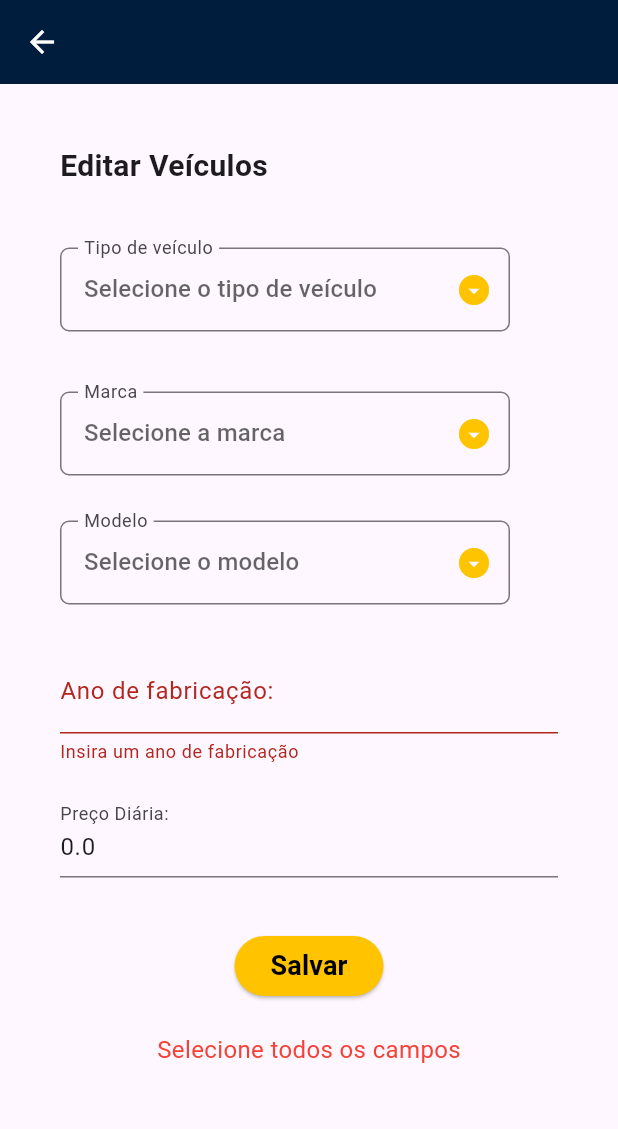
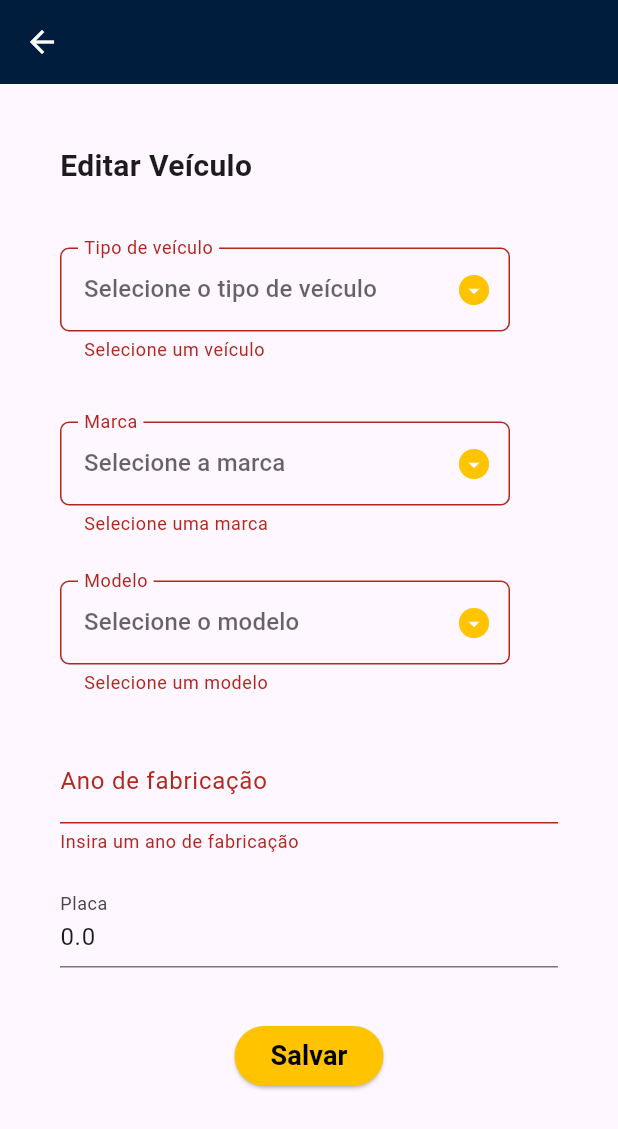
Before and after one commit to LarissaBeatrizCosta/myapp, a Flutter app: the UpdateVehicles screen opened directly with empty values, after a tap on "Salvar", on a phone screen of 412 x 824 dp. Shown: the top 1129 px of the screen. Run offline on Flutter 3.47's test engine with Material 3 defaults, Android fonts, the phone set to English and light mode, and no system bars; our stand-ins replace image_picker, mask_text_input_formatter, share, shared_preferences, sqflite; missing offline and left inert: syncfusion_flutter_pdfviewer; accounts and stored records are empty; generated files the repository leaves out were written again.

Commit message:
internacionalização página updatVehicles

```diff
--- a/lib/views/update_vehicles.dart
+++ b/lib/views/update_vehicles.dart
@@ -1,4 +1,5 @@
 import 'package:flutter/material.dart';
+import 'package:flutter_gen/gen_l10n/app_localizations.dart';
 import 'package:provider/provider.dart';
 
 import '../controllers/fipe_controller.dart';
@@ -46,9 +47,9 @@ class UpdateVehicles extends StatelessWidget {
                   child: Column(
                     crossAxisAlignment: CrossAxisAlignment.start,
                     children: [
-                      const Text(
-                        'Editar Veículos',
-                        style: TextStyle(
+                      Text(
+                        AppLocalizations.of(context)!.updateVehicleTitle,
+                        style: const TextStyle(
                           fontSize: 20,
                           fontWeight: FontWeight.bold,
                         ),
@@ -63,7 +64,8 @@ class UpdateVehicles extends StatelessWidget {
                             color: Color.fromRGBO(255, 195, 0, 1),
                           ),
                           value: fipeController.typeSelected,
-                          hint: const Text('Selecione o tipo de veículo'),
+                          hint: Text(
+                              AppLocalizations.of(context)!.selectVehicleType),
                           decoration: InputDecoration(
                             focusedBorder: OutlineInputBorder(
                               borderRadius: BorderRadius.circular(6),
@@ -71,11 +73,19 @@ class UpdateVehicles extends StatelessWidget {
                                 color: Color.fromRGBO(255, 195, 0, 1),
                               ),
                             ),
-                            label: const Text('Tipo de veículo'),
+                            label:
+                                Text(AppLocalizations.of(context)!.vehicleType),
                             border: OutlineInputBorder(
                               borderRadius: BorderRadius.circular(6),
                             ),
                           ),
+                          validator: (value) {
+                            if (value == null) {
+                              return AppLocalizations.of(context)!
+                                  .selectVehicleTypeValidation;
+                            }
+                            return null;
+                          },
                           items: fipeController.typesVehicles
                               .map<DropdownMenuItem<String>>((typeVehicle) {
                             return DropdownMenuItem<String>(
@@ -99,9 +109,9 @@ class UpdateVehicles extends StatelessWidget {
                             color: Color.fromRGBO(255, 196, 0, 1),
                           ),
                           value: fipeController.brandSelected,
-                          hint: const Text('Selecione a marca'),
+                          hint: Text(AppLocalizations.of(context)!.selectBrand),
                           decoration: InputDecoration(
-                            label: const Text('Marca'),
+                            label: Text(AppLocalizations.of(context)!.brand),
                             border: OutlineInputBorder(
                               borderRadius: BorderRadius.circular(6),
                             ),
@@ -112,6 +122,13 @@ class UpdateVehicles extends StatelessWidget {
                               ),
                             ),
                           ),
+                          validator: (value) {
+                            if (value == null) {
+                              return AppLocalizations.of(context)!
+                                  .selectBrandValidation;
+                            }
+                            return null;
+                          },
                           items: fipeController.brandVehicles
                               .map<DropdownMenuItem<BrandVehiclesModel>>(
                                   (brand) {
@@ -136,9 +153,9 @@ class UpdateVehicles extends StatelessWidget {
                           ),
                           isExpanded: true,
                           value: fipeController.modelSelected,
-                          hint: const Text('Selecione o modelo'),
+                          hint: Text(AppLocalizations.of(context)!.selectModel),
                           decoration: InputDecoration(
-                            label: const Text('Modelo'),
+                            label: Text(AppLocalizations.of(context)!.model),
                             border: OutlineInputBorder(
                               borderRadius: BorderRadius.circular(6),
                             ),
@@ -149,6 +166,13 @@ class UpdateVehicles extends StatelessWidget {
                               ),
                             ),
                           ),
+                          validator: (value) {
+                            if (value == null) {
+                              return AppLocalizations.of(context)!
+                                  .selectModelValidation;
+                            }
+                            return null;
+                          },
                           items: fipeController.modelVehicles
                               .map<DropdownMenuItem<ModelVehiclesModel>>(
                                   (model) {
@@ -166,12 +190,14 @@ class UpdateVehicles extends StatelessWidget {
                       const SizedBox(height: 30),
                       TextFormField(
                         controller: _manufacturingYearController,
-                        decoration: const InputDecoration(
-                          labelText: 'Ano de fabricação: ',
+                        decoration: InputDecoration(
+                          labelText:
+                              AppLocalizations.of(context)!.manufacturingYear,
                         ),
                         validator: (value) {
                           if (value == null || value.isEmpty) {
-                            return 'Insira um ano de fabricação';
+                            return AppLocalizations.of(context)!
+                                .manufacturingYearValidation;
                           }
                           return null;
                         },
@@ -179,12 +205,13 @@ class UpdateVehicles extends StatelessWidget {
                       const SizedBox(height: 20),
                       TextFormField(
                         controller: _priceDailyController,
-                        decoration: const InputDecoration(
-                          labelText: 'Preço Diária: ',
+                        decoration: InputDecoration(
+                          labelText: AppLocalizations.of(context)!.plate,
                         ),
                         validator: (value) {
                           if (value == null || value.isEmpty) {
-                            return 'Insira um preço diário';
+                            return AppLocalizations.of(context)!
+                                .plateValidation;
                           }
                           return null;
                         },
@@ -231,13 +258,15 @@ class UpdateVehicles extends StatelessWidget {
                                               width: 300,
                                               height: 220,
                                               child: AlertDialog(
-                                                title: const Center(
+                                                title: Center(
                                                   child: Text(
                                                     //Não consegui quebrar linha
                                                     // ignore: lines_longer_than_80_chars
-                                                    'Veículo Editado Com Sucesso!',
+                                                    AppLocalizations.of(
+                                                            context)!
+                                                        .successDialogTitleVehicle,
                                                     textAlign: TextAlign.center,
-                                                    style: TextStyle(
+                                                    style: const TextStyle(
                                                       color: Colors.black,
                                                       fontWeight:
                                                           FontWeight.bold,
@@ -275,15 +304,11 @@ class UpdateVehicles extends StatelessWidget {
                                             );
                                           },
                                         );
-                                      } else {
-                                        fipeController.validationMessage =
-                                            'Selecione todos os campos';
-                                        fipeController.notifyListeners();
                                       }
                                     },
-                                    child: const Text(
-                                      'Salvar',
-                                      style: TextStyle(
+                                    child: Text(
+                                      AppLocalizations.of(context)!.save,
+                                      style: const TextStyle(
                                         fontSize: 18,
                                         fontWeight: FontWeight.bold,
                                         color: Colors.black,
```
